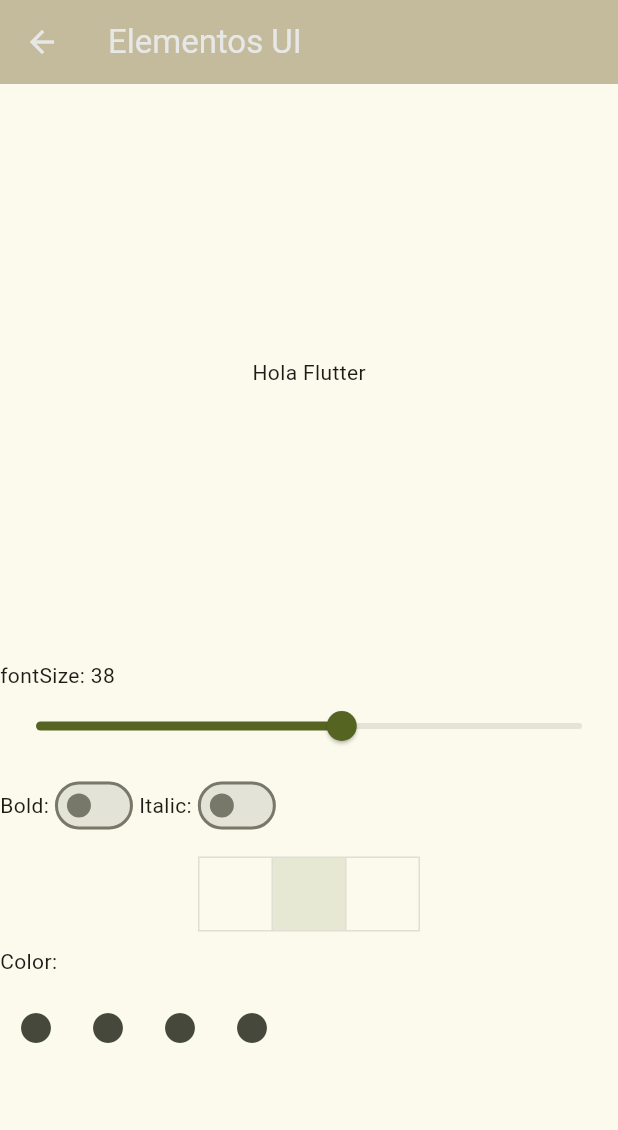
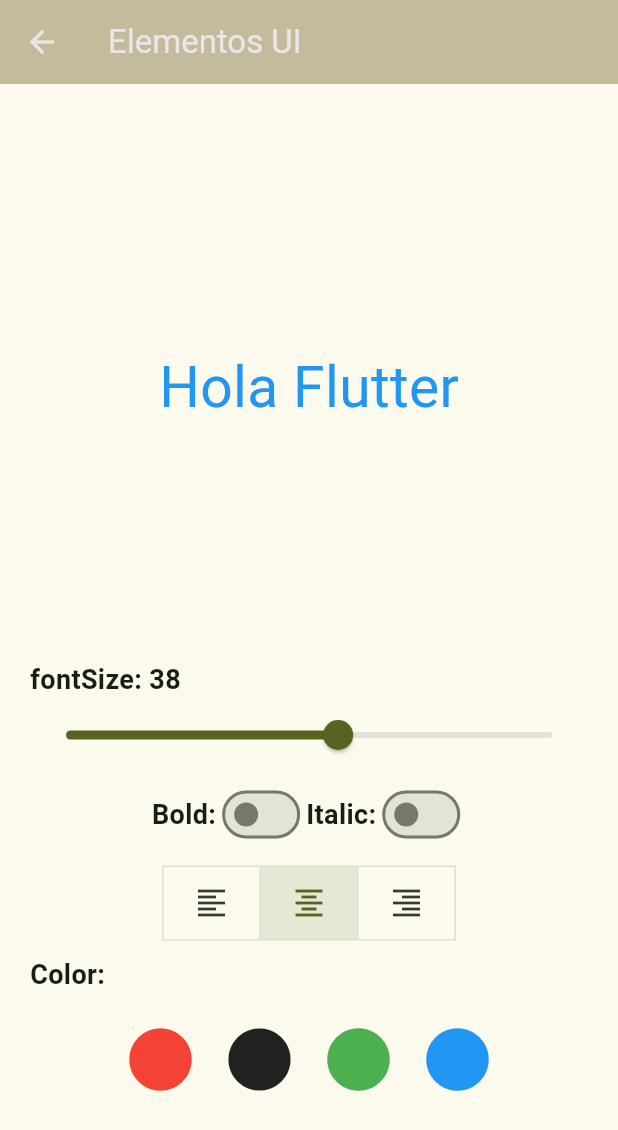
Before and after one commit to FabricioSG1/Practica_Widgets, a Flutter app: the ElementosUI screen opened directly, on a phone screen of 412 x 824 dp. Shown: the top 1130 px of the screen. Run offline on Flutter 3.47's test engine with Material 3 defaults, Android fonts, the phone set to English and light mode, and no system bars.

Commit message:
Elementos UI Fase 3

```diff
--- a/lib/Screens/ElementosUI.dart
+++ b/lib/Screens/ElementosUI.dart
@@ -18,22 +18,32 @@ class _ElementosUI extends State<ElementosUI> {
 
       ),
       body: Padding(
-  padding: const EdgeInsets.all(0),
+  padding: const EdgeInsets.all(20),
   child: Column(
     children: [
       const Expanded(
         child: Center(
           child: Text(
             "Hola Flutter",
+            style: TextStyle(
+              fontSize: 38,
+              color: Colors.blue,
+            ),
           ),
         ),
       ),
+
+      // Controles
       Expanded(
         child: Column(
-          crossAxisAlignment: CrossAxisAlignment.start,
+         crossAxisAlignment: CrossAxisAlignment.start,
           children: [
             const Text(
               "fontSize: 38",
+              style: TextStyle(
+                fontWeight: FontWeight.bold,
+                fontSize: 18,
+              ),
             ),
             Slider(
               value: 38,
@@ -41,21 +51,35 @@ class _ElementosUI extends State<ElementosUI> {
               max: 60,
               onChanged: (value) {},
             ),
+
             const SizedBox(height: 5),
             Row(
+              mainAxisAlignment: MainAxisAlignment.center,
               children: [
+
                 const Text(
                   "Bold:",
+                  style: TextStyle(
+                    fontSize: 18,
+                    fontWeight: FontWeight.bold,
+                  ),
                 ),
+
                 const SizedBox(width: 0),
                 Switch(
                   value: false,
                   onChanged: (value) {},
                 ),
+
                 const SizedBox(width: 0),
                 const Text(
                   "Italic:",
+                  style: TextStyle(
+                    fontSize: 18,
+                    fontWeight: FontWeight.bold,
+                  ),
                 ),
+
                 const SizedBox(width: 0),
                 Switch(
                   value: false,
@@ -63,6 +87,7 @@ class _ElementosUI extends State<ElementosUI> {
                 ),
               ],
             ),
+
             const SizedBox(height: 10),
             Center(
               child: ToggleButtons(
@@ -70,47 +95,69 @@ class _ElementosUI extends State<ElementosUI> {
                 onPressed: (index) {},
                 children: const [
                   Padding(
-                    padding: EdgeInsets.symmetric(horizontal: 0),
+                    padding: EdgeInsets.symmetric(horizontal: 20),
+                    child: Icon(Icons.format_align_left),
                   ),
                   Padding(
-                    padding: EdgeInsets.symmetric(horizontal: 0),
+                    padding: EdgeInsets.symmetric(horizontal: 20),
+                    child: Icon(Icons.format_align_center),
                   ),
                   Padding(
-                    padding: EdgeInsets.symmetric(horizontal: 0),
+                    padding: EdgeInsets.symmetric(horizontal: 20),
+                    child: Icon(Icons.format_align_right),
                   ),
                 ],
               ),
             ),
+
             const SizedBox(height: 10),
             const Text(
               "Color:",
+              style: TextStyle(
+                fontWeight: FontWeight.bold,
+                fontSize: 18,
+              ),
             ),
+
             const SizedBox(height: 10),
+
             Row(
+              mainAxisAlignment: MainAxisAlignment.center,
               children: [
                 IconButton(
                   onPressed: () {},
                   icon: const Icon(
                     Icons.circle,
+                    size: 50,
                   ),
+                  color: Colors.red,
                 ),
+
                 IconButton(
                   onPressed: () {},
                   icon: const Icon(
                     Icons.circle,
+                    size: 50,
                   ),
+                  color: Colors.black87,
                 ),
+
                 IconButton(
                   onPressed: () {},
                   icon: const Icon(
                     Icons.circle,
+                    size: 50,
                   ),
+                  color: Colors.green,
                 ),
+
                 IconButton(
                   onPressed: () {},
                   icon: const Icon(
                     Icons.circle,
+                    size: 50,
                   ),
+                  color: Colors.blue,
                 ),
               ],
             ),
```
